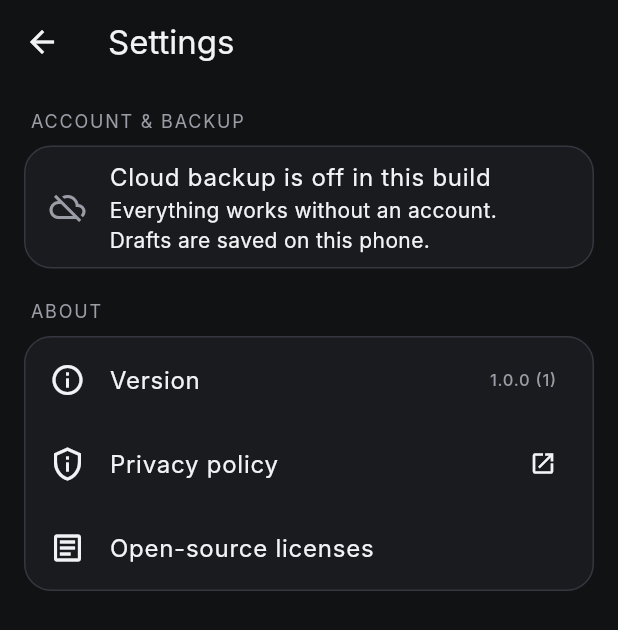
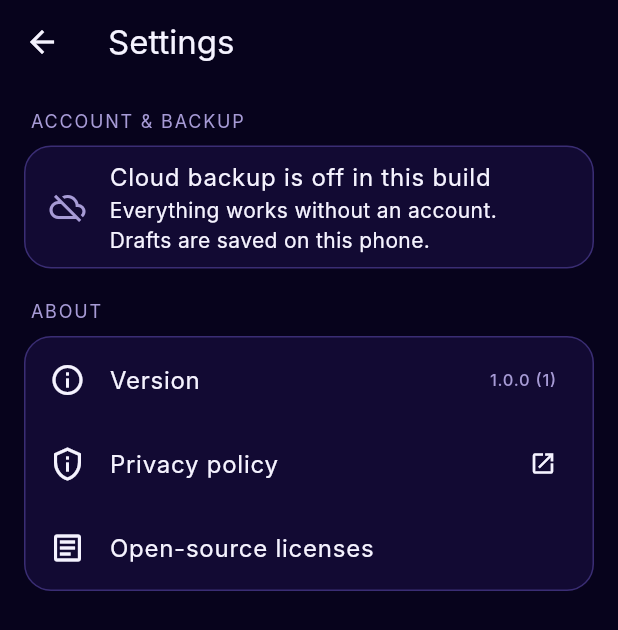
Before and after one commit to MdRizwanShaikh/RizCut, a Flutter app: the screen it shows after launch, after a tap on the "settings" icon, on a phone screen of 412 x 824 dp. Shown: the top 630 px of the screen. Run offline on Flutter 3.47's test engine with Material 3 defaults, Android fonts, the phone set to English and light mode, and no system bars; our stand-ins replace camera, cloud_firestore, file_picker, firebase_auth, firebase_core, flutter_riverpod and 6 more; missing offline and left inert: dart:js_interop, ffmpeg_kit_flutter_new_min, gal; accounts and stored records are empty; network calls fail.

Commit message:
Bring back the neon theme
Reverts the simple charcoal theme at the user's request.

Co-Authored-By: Claude Opus 5.5 <noreply@anthropic.com>
Claude-Session: https://claude.ai/code/session_01BfqWEnzF2TSiUNwYcD3uSy

```diff
--- a/lib/core/theme.dart
+++ b/lib/core/theme.dart
@@ -1,37 +1,29 @@
 import 'package:flutter/material.dart';
 
-/// RizCut palette: calm charcoal surfaces and one soft-blue accent,
-/// matching the flat blue "R" logo. Older names (magenta, cyan, …) are kept
-/// so every screen picks up the same simple palette.
+/// RizCut palette, taken from the neon "R" logo.
 abstract final class RizColors {
-  static const bg = Color(0xFF111214);
-  static const surface = Color(0xFF1A1B1F);
-  static const surfaceHigh = Color(0xFF25272D);
-  static const outline = Color(0xFF34373F);
-  static const accent = Color(0xFF4F8CFF);
-  static const accentSoft = Color(0xFF8AB4FF);
-  static const magenta = accent;
-  static const pink = accentSoft;
-  static const violet = accent;
-  static const blue = Color(0xFF6E9BFF);
-  static const cyan = accentSoft;
-  static const text = Color(0xFFF2F3F5);
-  static const textDim = Color(0xFF9A9DA6);
+  static const bg = Color(0xFF07031C); // deep navy-black
+  static const surface = Color(0xFF120A33);
+  static const surfaceHigh = Color(0xFF1C1247);
+  static const outline = Color(0xFF3A2D74);
+  static const magenta = Color(0xFFFB40FA);
+  static const pink = Color(0xFFFF88FE);
+  static const violet = Color(0xFF8B3DFF);
+  static const blue = Color(0xFF1AACFC);
+  static const cyan = Color(0xFF06F9FF);
+  static const text = Color(0xFFF5F3FF);
+  static const textDim = Color(0xFFA79BD6);
 
-  /// Kept for buttons/cards; a gentle single-hue blue.
+  /// Signature gradient (magenta → violet → cyan) like the logo frame.
   static const brand = LinearGradient(
-    colors: [Color(0xFF5B95FF), Color(0xFF3F7AEE)],
+    colors: [magenta, violet, blue, cyan],
+    stops: [0, 0.4, 0.75, 1],
     begin: Alignment.topLeft,
     end: Alignment.bottomRight,
   );
 
-  /// Colors cycled for clips on the timeline (calm blues/greys).
-  static const clipColors = [
-    Color(0xFF3F6FD8),
-    Color(0xFF4F8CFF),
-    Color(0xFF3A5A9C),
-    Color(0xFF5B7FC7),
-  ];
+  /// Colors cycled for clips on the timeline.
+  static const clipColors = [violet, blue, magenta, Color(0xFF5B5BFF)];
 }
 
 ThemeData buildRizCutTheme() {
@@ -119,6 +111,14 @@ class GradientButton extends StatelessWidget {
         decoration: BoxDecoration(
           gradient: RizColors.brand,
           borderRadius: BorderRadius.circular(999),
+          boxShadow: [
+            if (enabled)
+              BoxShadow(
+                color: RizColors.magenta.withValues(alpha: 0.35),
+                blurRadius: 16,
+                offset: const Offset(0, 4),
+              ),
+          ],
         ),
         child: Material(
           type: MaterialType.transparency,
--- a/lib/features/editor/timeline.dart
+++ b/lib/features/editor/timeline.dart
@@ -314,7 +314,7 @@ class _LayerBar extends StatelessWidget {
 
   @override
   Widget build(BuildContext context) {
-    const c = Color(0xFFC9A26B);
+    const c = Color(0xFFFFB36B);
     return GestureDetector(
       onTap: onTap,
       child: Container(
@@ -526,10 +526,10 @@ class _TransitionBadge extends StatelessWidget {
       decoration: BoxDecoration(
         color: white ? Colors.white : RizColors.bg,
         shape: BoxShape.circle,
-        border: Border.all(color: RizColors.accent, width: 2),
+        border: Border.all(color: const Color(0xFF7DF9C2), width: 2),
       ),
       child: Icon(Icons.blur_on,
-          size: 14, color: white ? RizColors.bg : RizColors.accent),
+          size: 14, color: white ? RizColors.bg : const Color(0xFF7DF9C2)),
     );
   }
 }
--- a/lib/features/home/home_screen.dart
+++ b/lib/features/home/home_screen.dart
@@ -170,6 +170,17 @@ class _HomeScreenState extends State<HomeScreen> {
     return Scaffold(
       body: Stack(
         children: [
+          // Soft neon glows in the background, like the logo.
+          const Positioned(
+            top: -120,
+            left: -80,
+            child: _Glow(color: RizColors.magenta, size: 320),
+          ),
+          const Positioned(
+            bottom: -140,
+            right: -100,
+            child: _Glow(color: RizColors.blue, size: 360),
+          ),
           SafeArea(
             child: ListView(
               padding: const EdgeInsets.all(16),
@@ -182,11 +193,14 @@ class _HomeScreenState extends State<HomeScreen> {
                           width: 44, height: 44),
                     ),
                     const SizedBox(width: 12),
-                    Text(
-                      'RizCut',
-                      style: theme.textTheme.headlineSmall?.copyWith(
-                        fontWeight: FontWeight.w800,
-                        color: RizColors.text,
+                    ShaderMask(
+                      shaderCallback: (r) => RizColors.brand.createShader(r),
+                      child: Text(
+                        'RizCut',
+                        style: theme.textTheme.headlineSmall?.copyWith(
+                          fontWeight: FontWeight.w900,
+                          color: Colors.white,
+                        ),
                       ),
                     ),
                     const Spacer(),
@@ -212,7 +226,7 @@ class _HomeScreenState extends State<HomeScreen> {
                         icon: Icons.dashboard_customize_outlined,
                         title: 'Layouts',
                         subtitle: 'Split screen',
-                        color: RizColors.accent,
+                        color: const Color(0xFFFFE14D),
                         onTap: () => _layouts(context),
                       ),
                     ),
@@ -223,7 +237,7 @@ class _HomeScreenState extends State<HomeScreen> {
                         icon: Icons.bolt,
                         title: 'Make a Short',
                         subtitle: 'Any video → 9:16',
-                        color: RizColors.accent,
+                        color: RizColors.cyan,
                         onTap: () => _makeShort(context),
                       ),
                     ),
@@ -235,7 +249,7 @@ class _HomeScreenState extends State<HomeScreen> {
                   icon: Icons.splitscreen,
                   title: 'Duet / Reaction',
                   subtitle: 'Reel below, you on top — record or import',
-                  color: RizColors.accent,
+                  color: RizColors.pink,
                   onTap: () => _duet(context),
                 ),
                 const SizedBox(height: 12),
@@ -434,7 +448,7 @@ class _QuickCard extends StatelessWidget {
           padding: const EdgeInsets.all(14),
           decoration: BoxDecoration(
             borderRadius: BorderRadius.circular(18),
-            border: Border.all(color: RizColors.outline),
+            border: Border.all(color: color.withValues(alpha: 0.5)),
           ),
           child: Row(
             children: [
@@ -468,8 +482,15 @@ class _NewProjectCard extends StatelessWidget {
   Widget build(BuildContext context) {
     return DecoratedBox(
       decoration: BoxDecoration(
-        color: RizColors.accent,
+        gradient: RizColors.brand,
         borderRadius: BorderRadius.circular(24),
+        boxShadow: [
+          BoxShadow(
+            color: RizColors.magenta.withValues(alpha: 0.35),
+            blurRadius: 30,
+            offset: const Offset(0, 10),
+          ),
+        ],
       ),
       child: Material(
         type: MaterialType.transparency,
@@ -523,10 +544,11 @@ class _Feature extends StatelessWidget {
             width: 52,
             height: 52,
             decoration: BoxDecoration(
-              color: RizColors.surfaceHigh,
+              color: color.withValues(alpha: 0.14),
               borderRadius: BorderRadius.circular(16),
+              border: Border.all(color: color.withValues(alpha: 0.55)),
             ),
-            child: Icon(icon, color: RizColors.text),
+            child: Icon(icon, color: color),
           ),
           const SizedBox(height: 6),
           Text(label, style: const TextStyle(fontSize: 12)),
@@ -535,3 +557,25 @@ class _Feature extends StatelessWidget {
     );
   }
 }
+
+class _Glow extends StatelessWidget {
+  const _Glow({required this.color, required this.size});
+  final Color color;
+  final double size;
+
+  @override
+  Widget build(BuildContext context) {
+    return IgnorePointer(
+      child: Container(
+        width: size,
+        height: size,
+        decoration: BoxDecoration(
+          shape: BoxShape.circle,
+          gradient: RadialGradient(
+            colors: [color.withValues(alpha: 0.35), color.withValues(alpha: 0)],
+          ),
+        ),
+      ),
+    );
+  }
+}
--- a/lib/services/ffmpeg/exporter_io.dart
+++ b/lib/services/ffmpeg/exporter_io.dart
@@ -215,7 +215,7 @@ Future<List<int>> renderTextPng(TextOverlay t, double frameHeight,
     canvas.drawRect(rect, Paint()..color = Color(t.band!));
   } else if (t.background) {
     canvas.drawRRect(RRect.fromRectAndRadius(rect, Radius.circular(pad)),
-        Paint()..color = const Color(0xCC111214));
+        Paint()..color = const Color(0xCC07031C));
   }
   painter.paint(canvas, Offset((w - painter.width) / 2, pad));
   final image = await recorder.endRecording().toImage(w, h);
```
Also changed, not shown: lib/features/editor/editor_screen.dart (+5 -5 lines), lib/features/editor/filter_sheet.dart (+4 -4 lines), lib/features/editor/text_editor_sheet.dart (+6 -7 lines), 2 other files.
